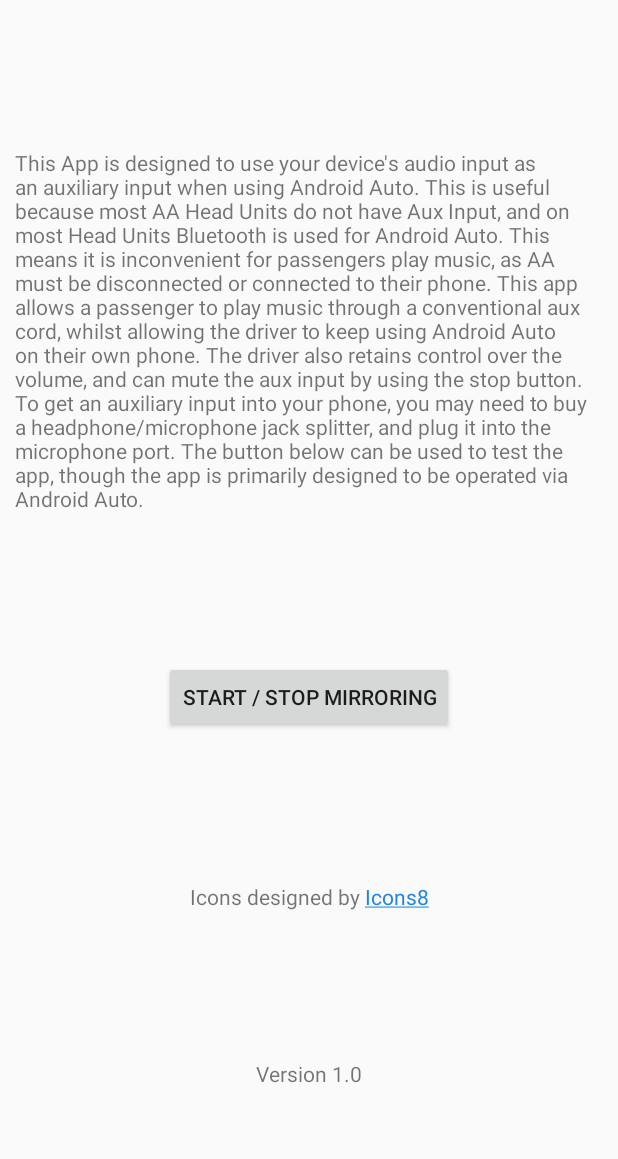
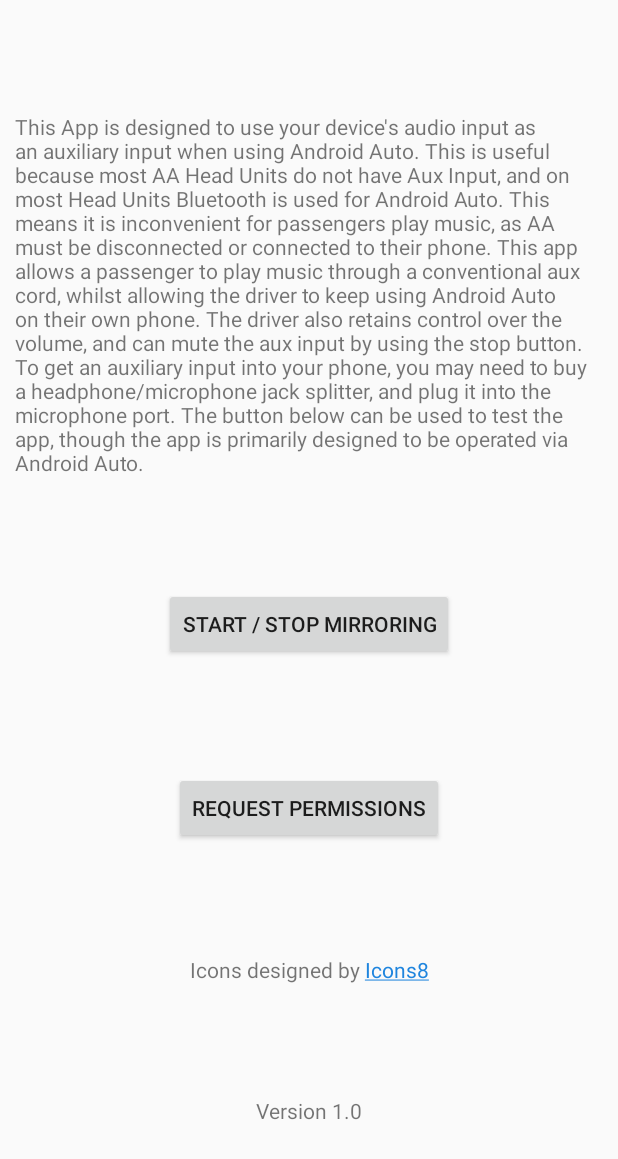
Before and after one commit to harry1453/android-auto-aux, an Android app: the layout activity_main.xml on its own in the app's theme, with its tools: preview values and no code run, on a phone screen of 412 x 824 dp. Shown: the top 1159 px of the screen. Run offline under Robolectric (Android 15) with nearby library versions, the phone set to English and light mode, and no system bars; network calls fail.

Commit message:
Implement Permissions and Privacy Policy

```diff
--- a/app/src/main/java/com/harry1453/autoaux/MediaBrowserService.kt
+++ b/app/src/main/java/com/harry1453/autoaux/MediaBrowserService.kt
@@ -10,7 +10,7 @@ class MediaBrowserService : MediaBrowserServiceCompat() {
     override fun onCreate() {
         super.onCreate()
 
-        val audioMirror = AudioMirror()
+        val audioMirror = AudioMirror(this)
 
         val session = MediaSessionCompat(this, "AAAux").apply {
             setCallback(MediaSessionCallback(this, audioMirror))
--- a/app/src/main/java/com/harry1453/autoaux/MediaSessionCallback.kt
+++ b/app/src/main/java/com/harry1453/autoaux/MediaSessionCallback.kt
@@ -16,9 +16,9 @@ class MediaSessionCallback(private val mediaSession: MediaSessionCompat, private
     private val onError: (Throwable) -> Unit = {
         it.printStackTrace()
         val errorMessage = if (it.message.isNullOrBlank()) {
-            "Error: ${it.javaClass.name}"
+            "Unknown Error: ${it.javaClass.name}"
         } else {
-            "Error: ${it.javaClass.name}: ${it.message}"
+            "Error: ${it.message}"
         }
         mediaSession.setPlaybackState(PlaybackStateCompat.Builder()
             .setState(PlaybackStateCompat.STATE_ERROR, 0, 1F, playStart)
--- a/app/src/main/res/layout/activity_main.xml
+++ b/app/src/main/res/layout/activity_main.xml
@@ -24,10 +24,20 @@
         android:layout_width="wrap_content"
         android:layout_height="48dp"
         android:text="@string/play_pause"
+        app:layout_constraintBottom_toTopOf="@id/request_permissions"
+        app:layout_constraintEnd_toEndOf="parent"
+        app:layout_constraintStart_toStartOf="parent"
+        app:layout_constraintTop_toBottomOf="@id/explanation" />
+
+    <Button
+        android:id="@+id/request_permissions"
+        android:layout_width="wrap_content"
+        android:layout_height="48dp"
+        android:text="@string/request_permissions"
         app:layout_constraintBottom_toTopOf="@id/icons8_text"
         app:layout_constraintEnd_toEndOf="parent"
         app:layout_constraintStart_toStartOf="parent"
-        app:layout_constraintTop_toBottomOf="@id/explanation" />
+        app:layout_constraintTop_toBottomOf="@id/play_pause" />
 
 
     <TextView
@@ -38,7 +48,7 @@
         app:layout_constraintBottom_toTopOf="@id/version_text"
         app:layout_constraintEnd_toEndOf="parent"
         app:layout_constraintStart_toStartOf="parent"
-        app:layout_constraintTop_toBottomOf="@id/play_pause" />
+        app:layout_constraintTop_toBottomOf="@id/request_permissions" />
 
 
     <TextView
--- a/app/src/main/res/values/strings.xml
+++ b/app/src/main/res/values/strings.xml
@@ -2,6 +2,7 @@
     <string name="app_name">AA Aux</string>
     <string name="explanation">This App is designed to use your device\'s audio input as an auxiliary input when using Android Auto. This is useful because most AA Head Units do not have Aux Input, and on most Head Units Bluetooth is used for Android Auto. This means it is inconvenient for passengers play music, as AA must be disconnected or connected to their phone. This app allows a passenger to play music through a conventional aux cord, whilst allowing the driver to keep using Android Auto on their own phone. The driver also retains control over the volume, and can "mute" the aux input by using the stop button. To get an auxiliary input into your phone, you may need to buy a headphone/microphone jack splitter, and plug it into the microphone port. The button below can be used to test the app, though the app is primarily designed to be operated via Android Auto.</string>
     <string name="play_pause">Start / Stop Mirroring</string>
+    <string name="request_permissions">Request Permissions</string>
     <string name="version">Version 1.0</string>
     <string name="icons8_credit">Icons designed by <a href="https://icons8.com/">Icons8</a></string>
 </resources>
```
Also changed, not shown: app/src/main/java/com/harry1453/autoaux/AudioMirror.kt (+7 -2 lines), app/src/main/java/com/harry1453/autoaux/MainActivity.kt (+45 -0 lines), 1 other file.
